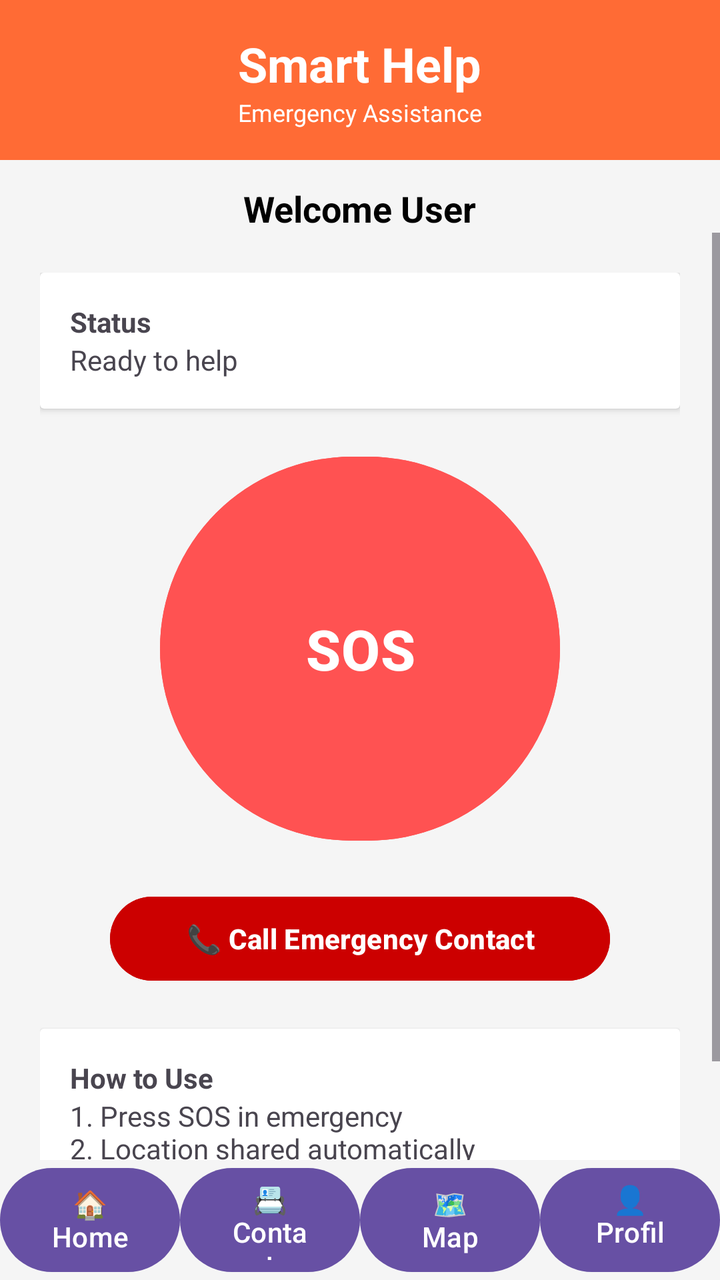
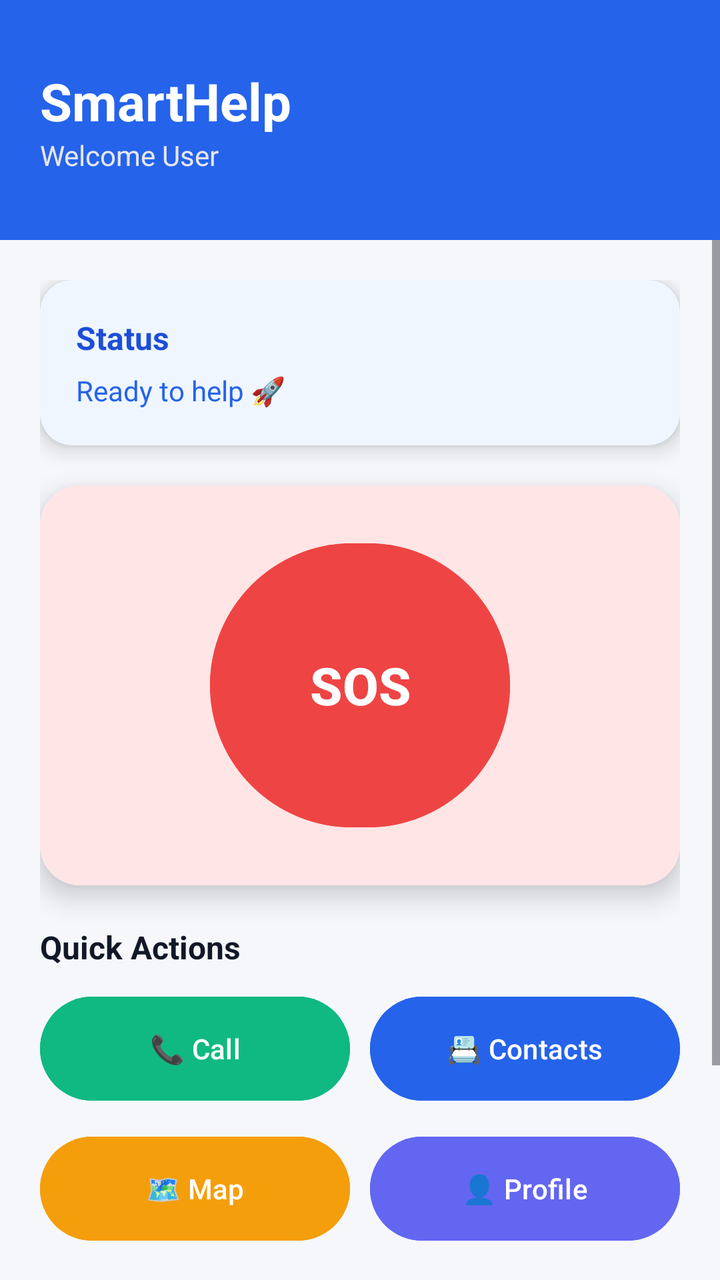

Two renders of the same Android screen: before a commit and after it. Below are the layout's source before the change and the commit's diff.
<!-- AndroidManifest.xml: application theme Theme.SmartHelpApp -->
<!-- res/layout/activity_home.xml -->
<?xml version="1.0" encoding="utf-8"?>
<LinearLayout xmlns:android="http://schemas.android.com/apk/res/android"
    android:layout_width="match_parent"
    android:layout_height="match_parent"
    android:orientation="vertical"
    android:gravity="center_horizontal"
    android:background="@color/light_bg">

    
    <LinearLayout
        android:layout_width="match_parent"
        android:layout_height="80dp"
        android:background="@color/primary_color"
        android:gravity="center"
        android:orientation="vertical">

        <TextView
            android:text="Smart Help"
            android:textSize="24sp"
            android:textStyle="bold"
            android:textColor="@android:color/white"
            android:layout_width="wrap_content"
            android:layout_height="wrap_content"/>

        <TextView
            android:text="Emergency Assistance"
            android:textSize="12sp"
            android:textColor="@android:color/white"
            android:layout_width="wrap_content"
            android:layout_height="wrap_content"/>
    </LinearLayout>

    
    <TextView
        android:id="@+id/userNameText"
        android:text="Welcome User"
        android:textSize="18sp"
        android:textStyle="bold"
        android:textColor="@android:color/black"
        android:layout_marginTop="12dp"
        android:layout_width="wrap_content"
        android:layout_height="wrap_content"/>

    
    <ScrollView
        android:layout_width="match_parent"
        android:layout_height="0dp"
        android:layout_weight="1">

        <LinearLayout
            android:layout_width="match_parent"
            android:layout_height="wrap_content"
            android:orientation="vertical"
            android:padding="20dp">

            
            <androidx.cardview.widget.CardView
                android:layout_width="match_parent"
                android:layout_height="wrap_content"
                android:layout_marginBottom="20dp">

                <LinearLayout
                    android:padding="15dp"
                    android:orientation="vertical"
                    android:layout_width="match_parent"
                    android:layout_height="wrap_content">

                    <TextView
                        android:text="Status"
                        android:textStyle="bold"
                        android:layout_width="wrap_content"
                        android:layout_height="wrap_content"/>

                    <TextView
                        android:id="@+id/statusText"
                        android:text="Ready to help"
                        android:layout_width="wrap_content"
                        android:layout_height="wrap_content"/>
                </LinearLayout>
            </androidx.cardview.widget.CardView>

            
            <LinearLayout
                android:layout_width="match_parent"
                android:layout_height="wrap_content"
                android:gravity="center">

                <Button
                    android:id="@+id/sosButton"
                    android:layout_width="200dp"
                    android:layout_height="200dp"
                    android:text="SOS"
                    android:textSize="28sp"
                    android:textStyle="bold"
                    android:textColor="@android:color/white"
                    android:backgroundTint="#FF5252"
                    android:layout_gravity="center"/>
            </LinearLayout>

            
            <Button
                android:id="@+id/callBtn"
                android:layout_width="250dp"
                android:layout_height="50dp"
                android:text="📞 Call Emergency Contact"
                android:textSize="14sp"
                android:textStyle="bold"
                android:textColor="@android:color/white"
                android:backgroundTint="@android:color/holo_red_dark"
                android:gravity="center"
                android:layout_marginTop="20dp"
                android:layout_gravity="center"/>

            
            <androidx.cardview.widget.CardView
                android:layout_width="match_parent"
                android:layout_height="wrap_content"
                android:layout_marginTop="20dp">

                <LinearLayout
                    android:padding="15dp"
                    android:orientation="vertical"
                    android:layout_width="match_parent"
                    android:layout_height="wrap_content">

                    <TextView
                        android:text="How to Use"
                        android:textStyle="bold"
                        android:layout_width="wrap_content"
                        android:layout_height="wrap_content"/>

                    <TextView
                        android:text="1. Press SOS in emergency\n2. Location shared automatically\n3. SMS sent to contacts"
                        android:layout_width="wrap_content"
                        android:layout_height="wrap_content"/>
                </LinearLayout>
            </androidx.cardview.widget.CardView>

        </LinearLayout>
    </ScrollView>

    
    <LinearLayout
        android:layout_width="match_parent"
        android:layout_height="60dp"
        android:orientation="horizontal">

        <Button
            android:id="@+id/homeBtn"
            android:layout_width="0dp"
            android:layout_weight="1"
            android:layout_height="match_parent"
            android:text="🏠 Home"
            android:textColor="@android:color/white"/>

        <Button
            android:id="@+id/contactsBtn"
            android:layout_width="0dp"
            android:layout_weight="1"
            android:layout_height="match_parent"
            android:text="📇 Contacts"
            android:textColor="@android:color/white"/>

        <Button
            android:id="@+id/mapBtn"
            android:layout_width="0dp"
            android:layout_weight="1"
            android:layout_height="match_parent"
            android:text="🗺 Map"
            android:textColor="@android:color/white"/>

        <Button
            android:id="@+id/profileBtn"
            android:layout_width="0dp"
            android:layout_weight="1"
            android:layout_height="match_parent"
            android:text="👤 Profile"
            android:textColor="@android:color/white"/>
    </LinearLayout>

</LinearLayout>
<!-- resources referenced by this layout -->
<resources>
  <color name="light_bg">#F5F5F5</color>
  <color name="primary_color">#FF6B35</color>
  <style name="Theme.SmartHelpApp" parent="Base.Theme.SmartHelpApp" />
  <style name="Base.Theme.SmartHelpApp" parent="Theme.Material3.DayNight.NoActionBar">
          
          
      </style>
</resources>

<!-- the commit's change to res/layout/activity_home.xml (unified diff, before → after) -->
@@ -1,45 +1,36 @@
 <?xml version="1.0" encoding="utf-8"?>
 <LinearLayout xmlns:android="http://schemas.android.com/apk/res/android"
+    xmlns:card_view="http://schemas.android.com/apk/res-auto"
     android:layout_width="match_parent"
     android:layout_height="match_parent"
     android:orientation="vertical"
-    android:gravity="center_horizontal"
-    android:background="@color/light_bg">
+    android:background="#F5F7FB">
 
     
     <LinearLayout
         android:layout_width="match_parent"
-        android:layout_height="80dp"
-        android:background="@color/primary_color"
-        android:gravity="center"
+        android:layout_height="120dp"
+        android:background="#2563EB"
+        android:gravity="center_vertical"
+        android:padding="20dp"
         android:orientation="vertical">
 
         <TextView
-            android:text="Smart Help"
-            android:textSize="24sp"
+            android:text="SmartHelp"
+            android:textSize="26sp"
             android:textStyle="bold"
-            android:textColor="@android:color/white"
+            android:textColor="#FFFFFF"
             android:layout_width="wrap_content"
             android:layout_height="wrap_content"/>
 
         <TextView
-            android:text="Emergency Assistance"
-            android:textSize="12sp"
-            android:textColor="@android:color/white"
+            android:id="@+id/userNameText"
+            android:text="Welcome User"
+            android:textSize="14sp"
+            android:textColor="#E5E7EB"
             android:layout_width="wrap_content"
             android:layout_height="wrap_content"/>
     </LinearLayout>
-
-    
-    <TextView
-        android:id="@+id/userNameText"
-        android:text="Welcome User"
-        android:textSize="18sp"
-        android:textStyle="bold"
-        android:textColor="@android:color/black"
-        android:layout_marginTop="12dp"
-        android:layout_width="wrap_content"
-        android:layout_height="wrap_content"/>
 
     
     <ScrollView
@@ -50,17 +41,20 @@
         <LinearLayout
             android:layout_width="match_parent"
             android:layout_height="wrap_content"
-            android:orientation="vertical"
-            android:padding="20dp">
+            android:padding="20dp"
+            android:orientation="vertical">
 
             
             <androidx.cardview.widget.CardView
                 android:layout_width="match_parent"
                 android:layout_height="wrap_content"
-                android:layout_marginBottom="20dp">
+                card_view:cardCornerRadius="16dp"
+                card_view:cardElevation="6dp"
+                android:layout_marginBottom="20dp"
+                android:backgroundTint="#EFF6FF">
 
                 <LinearLayout
-                    android:padding="15dp"
+                    android:padding="18dp"
                     android:orientation="vertical"
                     android:layout_width="match_parent"
                     android:layout_height="wrap_content">
@@ -68,114 +62,145 @@
                     <TextView
                         android:text="Status"
                         android:textStyle="bold"
+                        android:textSize="16sp"
+                        android:textColor="#1D4ED8"
                         android:layout_width="wrap_content"
                         android:layout_height="wrap_content"/>
 
                     <TextView
                         android:id="@+id/statusText"
-                        android:text="Ready to help"
+                        android:text="Ready to help 🚀"
+                        android:textSize="14sp"
+                        android:textColor="#2563EB"
+                        android:layout_marginTop="6dp"
                         android:layout_width="wrap_content"
                         android:layout_height="wrap_content"/>
                 </LinearLayout>
+
             </androidx.cardview.widget.CardView>
 
             
+            <androidx.cardview.widget.CardView
+                android:layout_width="match_parent"
+                android:layout_height="200dp"
+                card_view:cardCornerRadius="20dp"
+                card_view:cardElevation="8dp"
+                android:layout_marginBottom="20dp">
+
+                <LinearLayout
+                    android:gravity="center"
+                    android:orientation="vertical"
+                    android:layout_width="match_parent"
+                    android:layout_height="match_parent"
+                    android:background="#FFE5E5">
+
+                    <Button
+                        android:id="@+id/sosButton"
+                        android:layout_width="150dp"
+                        android:layout_height="150dp"
+                        android:text="SOS"
+                        android:textSize="26sp"
+                        android:textStyle="bold"
+                        android:textColor="#FFFFFF"
+                        android:backgroundTint="#EF4444"/>
+                </LinearLayout>
+
+            </androidx.cardview.widget.CardView>
+
+            
+            <TextView
+                android:text="Quick Actions"
+                android:textSize="16sp"
+                android:textStyle="bold"
+                android:textColor="#111827"
+                android:layout_marginBottom="10dp"
+                android:layout_width="wrap_content"
+                android:layout_height="wrap_content"/>
+
             <LinearLayout
                 android:layout_width="match_parent"
                 android:layout_height="wrap_content"
-                android:gravity="center">
-
-                <Button
-                    android:id="@+id/sosButton"
-                    android:layout_width="200dp"
-                    android:layout_height="200dp"
-                    android:text="SOS"
-                    android:textSize="28sp"
-                    android:textStyle="bold"
-                    android:textColor="@android:color/white"
-                    android:backgroundTint="#FF5252"
-                    android:layout_gravity="center"/>
+                android:orientation="horizontal">
+
+                <Button
+                    android:id="@+id/callBtn"
+                    android:layout_width="0dp"
+                    android:layout_weight="1"
+                    android:layout_height="60dp"
+                    android:text="📞 Call"
+                    android:backgroundTint="#10B981"
+                    android:textColor="#FFFFFF"/>
+
+                <Button
+                    android:id="@+id/contactsBtn"
+                    android:layout_width="0dp"
+                    android:layout_weight="1"
+                    android:layout_height="60dp"
+                    android:layout_marginStart="10dp"
+                    android:text="📇 Contacts"
+                    android:backgroundTint="#2563EB"
+                    android:textColor="#FFFFFF"/>
             </LinearLayout>
 
-            
-            <Button
-                android:id="@+id/callBtn"
-                android:layout_width="250dp"
-                android:layout_height="50dp"
-                android:text="📞 Call Emergency Contact"
-                android:textSize="14sp"
-                android:textStyle="bold"
-                android:textColor="@android:color/white"
-                android:backgroundTint="@android:color/holo_red_dark"
-                android:gravity="center"
+            <LinearLayout
+                android:layout_width="match_parent"
+                android:layout_height="wrap_content"
+                android:orientation="horizontal"
+                android:layout_marginTop="10dp">
+
+                <Button
+                    android:id="@+id/mapBtn"
+                    android:layout_width="0dp"
+                    android:layout_weight="1"
+                    android:layout_height="60dp"
+                    android:text="🗺 Map"
+                    android:backgroundTint="#F59E0B"
+                    android:textColor="#FFFFFF"/>
+
+                <Button
+                    android:id="@+id/profileBtn"
+                    android:layout_width="0dp"
+                    android:layout_weight="1"
+                    android:layout_height="60dp"
+                    android:layout_marginStart="10dp"
+                    android:text="👤 Profile"
+                    android:backgroundTint="#6366F1"
+                    android:textColor="#FFFFFF"/>
+            </LinearLayout>
+
+            
+            <androidx.cardview.widget.CardView
+                android:layout_width="match_parent"
+                android:layout_height="wrap_content"
+                card_view:cardCornerRadius="16dp"
+                card_view:cardElevation="6dp"
                 android:layout_marginTop="20dp"
-                android:layout_gravity="center"/>
-
-            
-            <androidx.cardview.widget.CardView
-                android:layout_width="match_parent"
-                android:layout_height="wrap_content"
-                android:layout_marginTop="20dp">
+                android:backgroundTint="#EFF6FF">
 
                 <LinearLayout
-                    android:padding="15dp"
+                    android:padding="16dp"
                     android:orientation="vertical"
                     android:layout_width="match_parent"
                     android:layout_height="wrap_content">
 
                     <TextView
-                        android:text="How to Use"
+                        android:text="How it works"
                         android:textStyle="bold"
-                        android:layout_width="wrap_content"
-                        android:layout_height="wrap_content"/>
-
-                    <TextView
-                        android:text="1. Press SOS in emergency\n2. Location shared automatically\n3. SMS sent to contacts"
+                        android:textColor="#1D4ED8"
+                        android:layout_width="wrap_content"
+                        android:layout_height="wrap_content"/>
+
+                    <TextView
+                        android:text="• Press SOS in emergency\n• Location is shared automatically\n• Contacts get alert instantly"
+                        android:textColor="#2563EB"
+                        android:layout_marginTop="8dp"
                         android:layout_width="wrap_content"
                         android:layout_height="wrap_content"/>
                 </LinearLayout>
+
             </androidx.cardview.widget.CardView>
 
         </LinearLayout>
     </ScrollView>
 
-    
-    <LinearLayout
-        android:layout_width="match_parent"
-        android:layout_height="60dp"
-        android:orientation="horizontal">
-
-        <Button
-            android:id="@+id/homeBtn"
-            android:layout_width="0dp"
-            android:layout_weight="1"
-            android:layout_height="match_parent"
-            android:text="🏠 Home"
-            android:textColor="@android:color/white"/>
-
-        <Button
-            android:id="@+id/contactsBtn"
-            android:layout_width="0dp"
-            android:layout_weight="1"
-            android:layout_height="match_parent"
-            android:text="📇 Contacts"
-            android:textColor="@android:color/white"/>
-
-        <Button
-            android:id="@+id/mapBtn"
-            android:layout_width="0dp"
-            android:layout_weight="1"
-            android:layout_height="match_parent"
-            android:text="🗺 Map"
-            android:textColor="@android:color/white"/>
-
-        <Button
-            android:id="@+id/profileBtn"
-            android:layout_width="0dp"
-            android:layout_weight="1"
-            android:layout_height="match_parent"
-            android:text="👤 Profile"
-            android:textColor="@android:color/white"/>
-    </LinearLayout>
-
 </LinearLayout>
<!-- resource entries referenced after the edit -->
@@ -1,7 +1,5 @@
 <!-- resources referenced by this layout -->
 <resources>
-  <color name="light_bg">#F5F5F5</color>
-  <color name="primary_color">#FF6B35</color>
   <style name="Theme.SmartHelpApp" parent="Base.Theme.SmartHelpApp" />
   <style name="Base.Theme.SmartHelpApp" parent="Theme.Material3.DayNight.NoActionBar">
           
